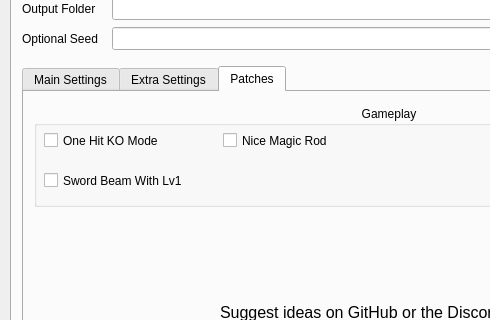
First picture: the form in RandomizerUI/UI/ui_form.ui, repository Owen-Splat/LAS-Randomizer, before the edit; both pictures show x 0 to 490 and y 93 to 413 of the 780 by 650 pixel window.
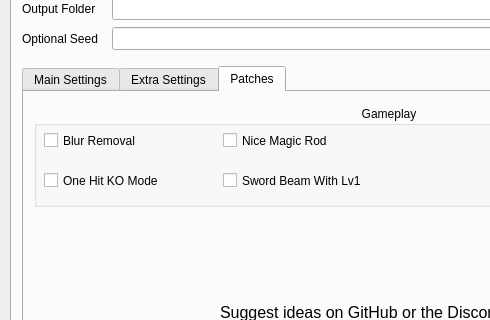
Second picture: the form after the edit. The open tabs and pages were chosen to show the change.

Commit message: adds a tiltshift blur removal patch

Patch:
```diff
--- a/RandomizerUI/UI/ui_form.ui
+++ b/RandomizerUI/UI/ui_form.ui
@@ -1594,7 +1594,7 @@
          <property name="geometry">
           <rect>
            <x>10</x>
-           <y>24</y>
+           <y>64</y>
            <width>151</width>
            <height>21</height>
           </rect>
@@ -1609,7 +1609,7 @@
         <widget class="QCheckBox" name="lv1BeamCheck">
          <property name="geometry">
           <rect>
-           <x>10</x>
+           <x>189</x>
            <y>64</y>
            <width>151</width>
            <height>21</height>
@@ -1638,6 +1638,22 @@
           <string>Nice Magic Rod</string>
          </property>
         </widget>
+        <widget class="QCheckBox" name="blurCheck">
+         <property name="geometry">
+          <rect>
+           <x>10</x>
+           <y>24</y>
+           <width>151</width>
+           <height>21</height>
+          </rect>
+         </property>
+         <property name="whatsThis">
+          <string>Removes the blur around the edges of the screen</string>
+         </property>
+         <property name="text">
+          <string>Blur Removal</string>
+         </property>
+        </widget>
        </widget>
        <widget class="QLabel" name="label_4">
         <property name="geometry">
```
The commit also changes 4 other files.
